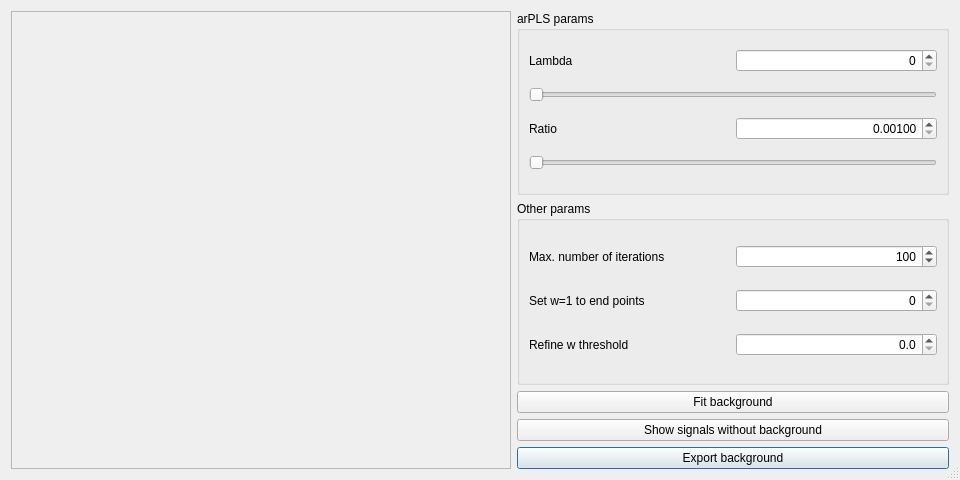
Qt form eaqtarplsbackgroundcorrectiondialog.ui (efce/EAQt) before a commit.
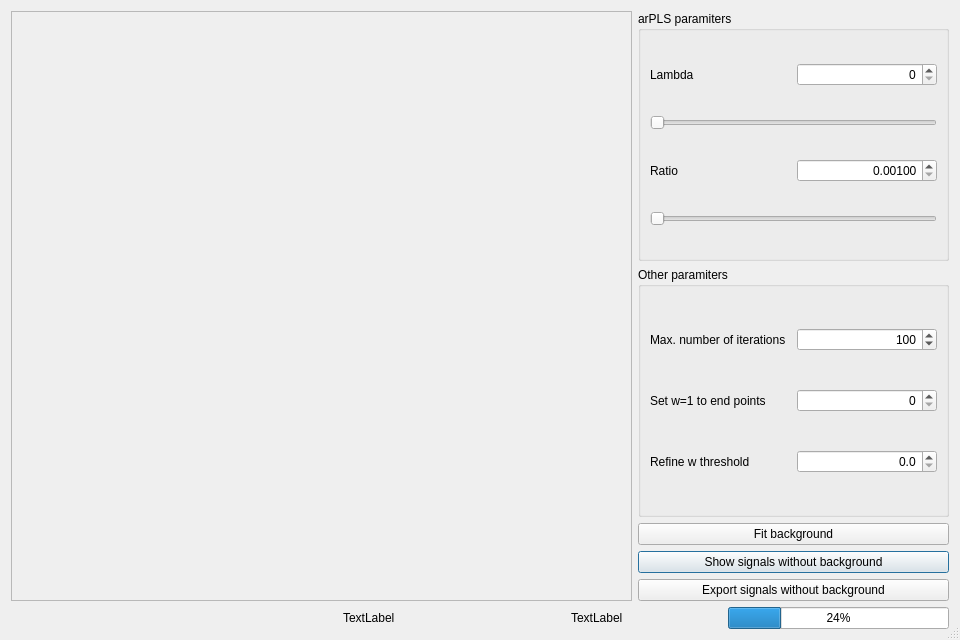
The same form after that commit. Custom widgets are drawn as their Qt base class.

What changed in the file:
```diff
--- a/eaqtarplsbackgroundcorrectiondialog.ui
+++ b/eaqtarplsbackgroundcorrectiondialog.ui
@@ -7,7 +7,7 @@
     <x>0</x>
     <y>0</y>
     <width>960</width>
-    <height>480</height>
+    <height>640</height>
    </rect>
   </property>
   <property name="windowTitle">
@@ -16,7 +16,14 @@
   <property name="sizeGripEnabled">
    <bool>true</bool>
   </property>
-  <layout class="QGridLayout" name="gridLayout_4">
+  <layout class="QGridLayout" name="gridLayout_4" rowstretch="10,10,1,1,1,1" columnstretch="2,1">
+   <item row="3" column="1">
+    <widget class="QPushButton" name="pushButtonShowWithouBkg">
+     <property name="text">
+      <string>Show signals without background</string>
+     </property>
+    </widget>
+   </item>
    <item row="0" column="0" rowspan="5">
     <widget class="QFrame" name="frame">
      <property name="frameShape">
@@ -25,31 +32,90 @@
      <property name="frameShadow">
       <enum>QFrame::Raised</enum>
      </property>
-     <layout class="QGridLayout" name="gridLayout">
+     <layout class="QGridLayout" name="gridLayout" rowstretch="6,2" columnstretch="0">
       <item row="0" column="0">
        <widget class="QCustomPlot" name="widgetPlot" native="true"/>
       </item>
+      <item row="1" column="0">
+       <widget class="QCustomPlot" name="widgetPlotW" native="true"/>
+      </item>
      </layout>
     </widget>
    </item>
-   <item row="4" column="1">
-    <widget class="QPushButton" name="pushButtonExportBkg">
-     <property name="text">
-      <string>Export background</string>
+   <item row="0" column="1">
+    <widget class="QGroupBox" name="groupBox">
+     <property name="title">
+      <string>arPLS paramiters</string>
      </property>
+     <layout class="QGridLayout" name="gridLayout_2">
+      <item row="0" column="0">
+       <widget class="QLabel" name="labelLambda">
+        <property name="text">
+         <string>Lambda</string>
+        </property>
+       </widget>
+      </item>
+      <item row="0" column="1">
+       <widget class="QSpinBox" name="spinBoxLambda">
+        <property name="alignment">
+         <set>Qt::AlignRight|Qt::AlignTrailing|Qt::AlignVCenter</set>
+        </property>
+       </widget>
+      </item>
+      <item row="1" column="0" colspan="2">
+       <widget class="QSlider" name="horizontalSliderLambda">
+        <property name="orientation">
+         <enum>Qt::Horizontal</enum>
+        </property>
+       </widget>
+      </item>
+      <item row="2" column="0">
+       <widget class="QLabel" name="labelRatio">
+        <property name="text">
+         <string>Ratio</string>
+        </property>
+       </widget>
+      </item>
+      <item row="2" column="1">
+       <widget class="QDoubleSpinBox" name="doubleSpinBoxRatio">
+        <property name="alignment">
+         <set>Qt::AlignRight|Qt::AlignTrailing|Qt::AlignVCenter</set>
+        </property>
+        <property name="decimals">
+         <number>5</number>
+        </property>
+        <property name="minimum">
+         <double>0.001000000000000</double>
+        </property>
+       </widget>
+      </item>
+      <item row="3" column="0" colspan="2">
+       <widget class="QSlider" name="horizontalSliderRatio">
+        <property name="orientation">
+         <enum>Qt::Horizontal</enum>
+        </property>
+       </widget>
+      </item>
+     </layout>
     </widget>
    </item>
-   <item row="3" column="1">
-    <widget class="QPushButton" name="pushButtonShowWithouBkg">
+   <item row="2" column="1">
+    <widget class="QPushButton" name="pushButtonFitBkg">
+     <property name="maximumSize">
+      <size>
+       <width>432</width>
+       <height>16777215</height>
+      </size>
+     </property>
      <property name="text">
-      <string>Show signals without background</string>
+      <string>Fit background</string>
      </property>
     </widget>
    </item>
    <item row="1" column="1">
     <widget class="QGroupBox" name="groupBox_3">
      <property name="title">
-      <string>Other params</string>
+      <string>Other paramiters</string>
      </property>
      <layout class="QGridLayout" name="gridLayout_3">
       <item row="0" column="0">
@@ -115,75 +181,66 @@
      </layout>
     </widget>
    </item>
-   <item row="2" column="1">
-    <widget class="QPushButton" name="pushButtonFitBkg">
-     <property name="maximumSize">
-      <size>
-       <width>432</width>
-       <height>16777215</height>
-      </size>
-     </property>
+   <item row="4" column="1">
+    <widget class="QPushButton" name="pushButtonExportBkg">
      <property name="text">
-      <string>Fit background</string>
+      <string>Export signals without background</string>
      </property>
     </widget>
    </item>
-   <item row="0" column="1">
-    <widget class="QGroupBox" name="groupBox">
-     <property name="title">
-      <string>arPLS params</string>
+   <item row="5" column="0" colspan="2">
+    <layout class="QHBoxLayout" name="horizontalLayoutStatusB" stretch="3,2,1,0,2">
+     <property name="sizeConstraint">
+      <enum>QLayout::SetMaximumSize</enum>
      </property>
-     <layout class="QGridLayout" name="gridLayout_2">
-      <item row="0" column="0">
-       <widget class="QLabel" name="label">
-        <property name="text">
-         <string>Lambda</string>
-        </property>
-       </widget>
-      </item>
-      <item row="0" column="1">
-       <widget class="QSpinBox" name="spinBoxLambda">
-        <property name="alignment">
-         <set>Qt::AlignRight|Qt::AlignTrailing|Qt::AlignVCenter</set>
-        </property>
-       </widget>
-      </item>
-      <item row="1" column="0" colspan="2">
-       <widget class="QSlider" name="horizontalSliderLambda">
-        <property name="orientation">
-         <enum>Qt::Horizontal</enum>
-        </property>
-       </widget>
-      </item>
-      <item row="2" column="0">
-       <widget class="QLabel" name="label_2">
-        <property name="text">
-         <string>Ratio</string>
-        </property>
-       </widget>
-      </item>
-      <item row="2" column="1">
-       <widget class="QDoubleSpinBox" name="doubleSpinBoxRatio">
-        <property name="alignment">
-         <set>Qt::AlignRight|Qt::AlignTrailing|Qt::AlignVCenter</set>
-        </property>
-        <property name="decimals">
-         <number>5</number>
-        </property>
-        <property name="minimum">
-         <double>0.001000000000000</double>
-        </property>
-       </widget>
-      </item>
-      <item row="3" column="0" colspan="2">
-       <widget class="QSlider" name="horizontalSliderRatio">
-        <property name="orientation">
-         <enum>Qt::Horizontal</enum>
-        </property>
-       </widget>
-      </item>
-     </layout>
-    </widget>
+     <item>
+      <spacer name="horizontalSpacer">
+       <property name="orientation">
+        <enum>Qt::Horizontal</enum>
+       </property>
+       <property name="sizeHint" stdset="0">
+        <size>
+         <width>40</width>
+         <height>20</height>
+        </size>
+       </property>
+      </spacer>
+     </item>
+     <item>
+      <widget class="QLabel" name="labelStatus">
+       <property name="text">
+        <string>TextLabel</string>
+       </property>
+      </widget>
+     </item>
+     <item>
+      <widget class="QLabel" name="labelIterations">
+       <property name="text">
+        <string>TextLabel</string>
+       </property>
+      </widget>
+     </item>
+     <item>
+      <spacer name="horizontalSpacer_2">
+       <property name="orientation">
+        <enum>Qt::Horizontal</enum>
+       </property>
+       <property name="sizeHint" stdset="0">
+        <size>
+         <width>40</width>
+         <height>20</height>
+        </size>
+       </property>
+      </spacer>
+     </item>
+     <item>
+      <widget class="QProgressBar" name="progressBar">
+       <property name="value">
+        <number>24</number>
+       </property>
+      </widget>
+     </item>
+    </layout>
    </item>
   </layout>
  </widget>
```
Left out of the diff: 6 changed lines with no effect on the pictures.
